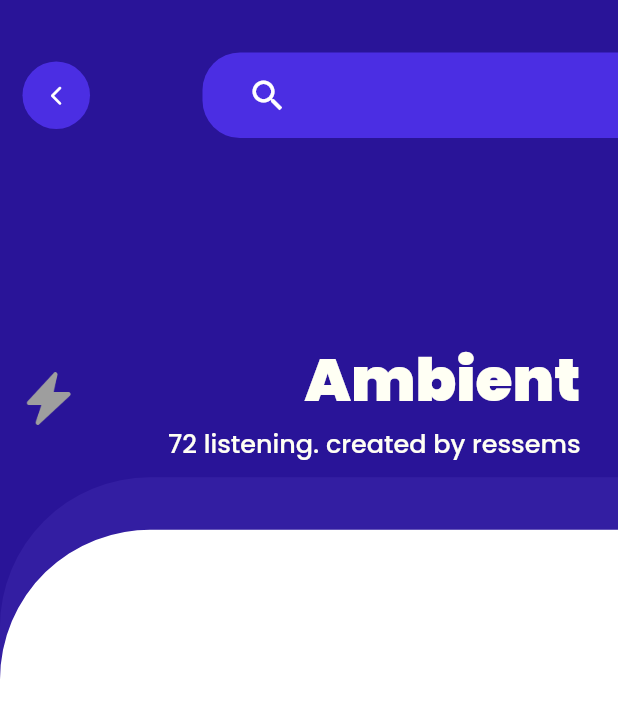
After one commit to MagdyYacoub1/Music-and-Me, a Flutter app: the AlbumsScreen screen opened directly, on a phone screen of 412 x 824 dp. The commit adds this screen. Shown: the top 717 px of the screen. Run offline on Flutter 3.47's test engine with Material 2 defaults, Android fonts, the phone set to English and light mode, and no system bars.

Commit message:
Created album screen header.

```diff
--- a/lib/constants.dart
+++ b/lib/constants.dart
@@ -15,15 +15,37 @@ const TextStyle nameTextStyle = TextStyle(
 
 const TextStyle contextTextStyle = TextStyle(
   fontSize: 23.0,
-  fontWeight: FontWeight.w900,
+  fontWeight: FontWeight.w700,
 );
 const TextStyle secondaryContextTextStyle = TextStyle(
   fontSize: 17.0,
-  fontWeight: FontWeight.w500,
+  fontWeight: FontWeight.w400,
   color: kGreyColor,
 );
-const TextStyle contextGreyTextStyle = TextStyle(
+
+const TextStyle albumTextStyle = TextStyle(
+  fontSize: 40.0,
+  fontWeight: FontWeight.w900,
+  color: kContextColor
+);
+
+const TextStyle contextWhiteTextStyle = TextStyle(
   fontSize: 23.0,
   color: kContextColor,
-  fontWeight: FontWeight.w900,
+  fontWeight: FontWeight.w700,
 );
+
+const TextStyle contextWhiteSmallTextStyle = TextStyle(
+  fontSize: 17.0,
+  color: kContextColor,
+  fontWeight: FontWeight.w500,
+);
+
+Color lighten(Color color, [double amount = 0.1]) {
+  assert(amount >= 0 && amount <= 1);
+
+  final hsl = HSLColor.fromColor(color);
+  final hslLight = hsl.withLightness((hsl.lightness + amount).clamp(0.0, 1.0));
+
+  return hslLight.toColor();
+}
--- a/lib/main.dart
+++ b/lib/main.dart
@@ -17,7 +17,7 @@ class MyApp extends StatelessWidget {
       theme: MyThemes.lightTheme,
       darkTheme: MyThemes.darkTheme,
       home: AnnotatedRegion<SystemUiOverlayStyle>(
-          value: SystemUiOverlayStyle(
+        value: SystemUiOverlayStyle(
             statusBarColor: Colors.transparent,
             statusBarBrightness: Brightness.dark,
             systemNavigationBarColor: Colors.transparent,
--- /dev/null
+++ b/lib/screens/album/album_screen.dart
@@ -0,0 +1,45 @@
+import 'package:flutter/material.dart';
+
+import 'components/Header.dart';
+
+class AlbumsScreen extends StatelessWidget {
+  const AlbumsScreen({Key? key}) : super(key: key);
+
+  @override
+  Widget build(BuildContext context) {
+    Size size = MediaQuery.of(context).size;
+    const Color albumColor = Color(0xFF2B159E);
+    const double heightPercentage = 0.55;
+    return Scaffold(
+      body: Stack(
+        children: [
+          Container(
+            height: size.height * heightPercentage,
+            color: Colors.black,
+          ),
+          Column(
+            mainAxisSize: MainAxisSize.min,
+            children: [
+              SizedBox(height: size.height * heightPercentage - 135),
+              Expanded(
+                child: Container(
+                  width: double.infinity,
+                  decoration: BoxDecoration(
+                    color: Colors.white,
+                    borderRadius: BorderRadius.only(
+                      topLeft: Radius.circular(100.0),
+                    ),
+                  ),
+                ),
+              ),
+            ],
+          ),
+          Header(
+            height: size.height * heightPercentage,
+            albumColor: albumColor,
+          ),
+        ],
+      ),
+    );
+  }
+}
--- /dev/null
+++ b/lib/screens/album/components/AlbumHeaderAndDetails.dart
@@ -0,0 +1,97 @@
+import 'package:flutter/material.dart';
+import 'package:me_music/generated/assets.dart';
+
+import '../../../constants.dart';
+
+class AlbumHeaderAndDetails extends StatelessWidget {
+  const AlbumHeaderAndDetails({
+    Key? key,
+    required this.albumColor,
+  }) : super(key: key);
+
+  final Color albumColor;
+
+  @override
+  Widget build(BuildContext context) {
+    Color lighterColor = lighten(albumColor, 0.185);
+    return Column(
+      mainAxisAlignment: MainAxisAlignment.start,
+      children: [
+        Row(
+          // ----------Search Bar----------
+          mainAxisAlignment: MainAxisAlignment.spaceBetween,
+          children: [
+            Container(
+              decoration: BoxDecoration(
+                color: lighterColor,
+                shape: BoxShape.circle,
+              ),
+              child: Padding(
+                padding: const EdgeInsets.all(15.0),
+                child: const Icon(
+                  Icons.arrow_back_ios_new_rounded,
+                  size: 15.0,
+                  color: Colors.white,
+                ),
+              ),
+            ),
+            SizedBox(width: 75.0),
+            Expanded(
+              child: Container(
+                alignment: Alignment.centerLeft,
+                decoration: BoxDecoration(
+                  color: lighterColor,
+                  borderRadius: BorderRadius.only(
+                    topLeft: Radius.circular(25.0),
+                    bottomLeft: Radius.circular(25.0),
+                  ),
+                ),
+                child: Padding(
+                  padding: const EdgeInsets.only(
+                    top: 15.0,
+                    bottom: 15.0,
+                    left: 30.0,
+                  ),
+                  child: const Icon(
+                    Icons.search,
+                    size: 27.0,
+                    color: Colors.white,
+                  ),
+                ),
+              ),
+            ),
+          ],
+        ),
+        Spacer(),
+        Row(
+          mainAxisAlignment: MainAxisAlignment.spaceBetween,
+          children: [
+            ImageIcon(
+              AssetImage(
+                Assets.imagesThunder,
+              ),
+              size: 35.0,
+              color: kGreyColor,
+            ),
+            Padding(
+              padding: const EdgeInsets.only(right: 25.0),
+              child: Column(
+                crossAxisAlignment: CrossAxisAlignment.end,
+                children: [
+                  Text(
+                    "Ambient",
+                    style: albumTextStyle,
+                  ),
+                  Text(
+                    "72 listening. created by ressems",
+                    style: contextWhiteSmallTextStyle,
+                  ),
+                ],
+              ),
+            ),
+          ],
+        ),
+      ],
+    );
+  }
+}
--- /dev/null
+++ b/lib/screens/album/components/Header.dart
@@ -0,0 +1,58 @@
+import 'package:flutter/material.dart';
+
+import 'AlbumHeaderAndDetails.dart';
+
+class Header extends StatelessWidget {
+  const Header({
+    Key? key,
+    required this.height,
+    required this.albumColor,
+  }) : super(key: key);
+
+  final double height;
+  final Color albumColor;
+
+  @override
+  Widget build(BuildContext context) {
+    const double arcRadius = 100.0;
+    return ClipPath(
+      clipper: MyCustomClipper(arcRadius: arcRadius),
+      child: Container(
+        // Custom Background
+        width: double.infinity,
+        height: height,
+        color: albumColor.withOpacity(0.96),
+        child: Padding(
+          padding: const EdgeInsets.only(
+            top: 35.0,
+            left: 15.0,
+            bottom: arcRadius + 45,
+          ),
+          child: AlbumHeaderAndDetails(albumColor: albumColor),
+        ),
+      ),
+    );
+  }
+}
+
+class MyCustomClipper extends CustomClipper<Path> {
+  MyCustomClipper({required this.arcRadius});
+
+  final double arcRadius;
+
+  @override
+  Path getClip(Size size) {
+    final path = Path();
+    path.lineTo(0, size.height);
+    path.arcToPoint(Offset(size.width * 0.25, size.height - arcRadius),
+        radius: Radius.circular(arcRadius));
+    path.lineTo(size.width, size.height - arcRadius);
+    path.lineTo(size.width, 0);
+    path.close();
+
+    return path;
+  }
+
+  @override
+  bool shouldReclip(CustomClipper oldClipper) => false;
+}
--- a/lib/screens/home/components/music_genre_item.dart
+++ b/lib/screens/home/components/music_genre_item.dart
@@ -1,4 +1,3 @@
-import 'package:flutter/cupertino.dart';
 import 'package:flutter/material.dart';
 
 import '../../../constants.dart';
@@ -77,13 +76,13 @@ class MusicGenreItem extends StatelessWidget {
                         AssetImage(
                           image,
                         ),
-                        size: 40.0,
+                        size: 35.0,
                         color: kContextColor,
                       ),
                       SizedBox(height: 7.0),
                       Text(
                         genre,
-                        style: contextGreyTextStyle,
+                        style: contextWhiteTextStyle,
                       ),
                     ],
                   ),
```
